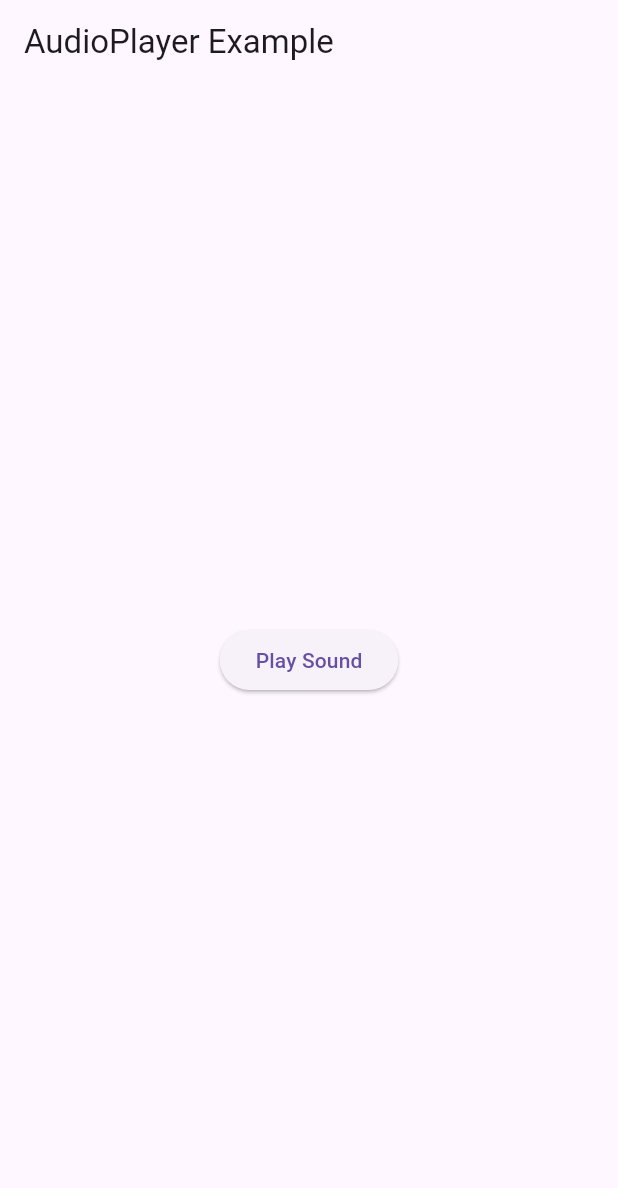
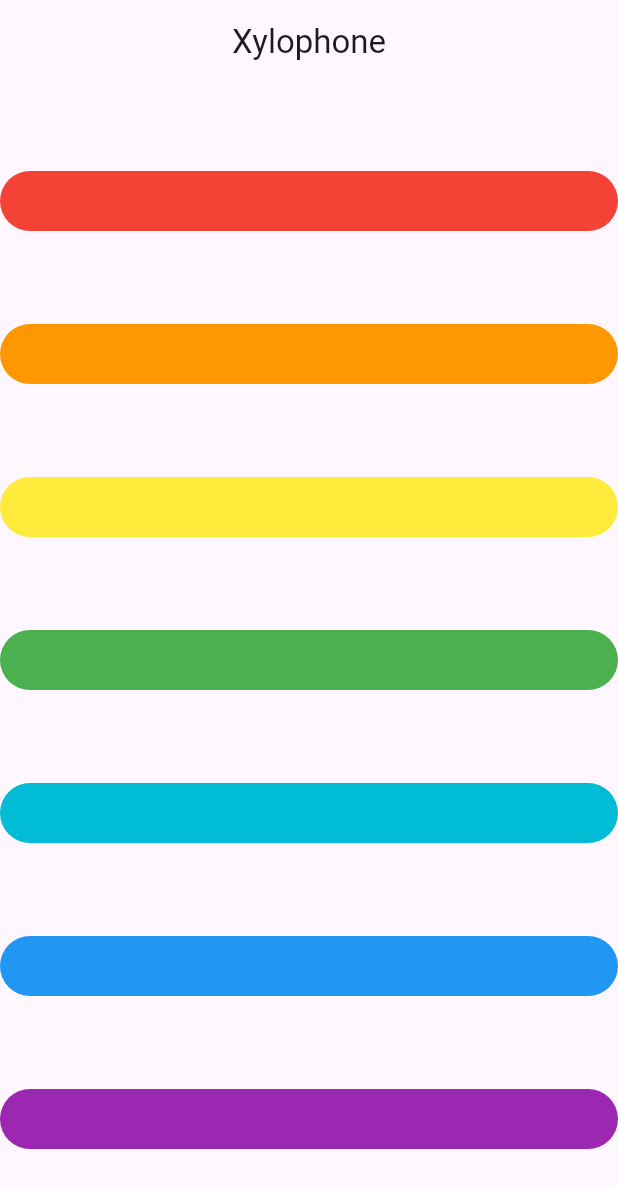
Before and after one commit to sergeyruppel/-xylophone, a Flutter app: the screen it shows after launch, on a phone screen of 412 x 824 dp. Shown: the top 1188 px of the screen. Run offline on Flutter 3.47's test engine with Material 3 defaults, Android fonts, the phone set to English and light mode, and no system bars; our stand-ins replace audioplayers.

Commit message:
Implement sounds

```diff
--- a/lib/main.dart
+++ b/lib/main.dart
@@ -1,71 +1,99 @@
-// import 'package:flutter/material.dart';
-// import 'package:audioplayers/audioplayers.dart';
-
-// void main() {
-//   runApp(const App());
-// }
-
-// class App extends StatefulWidget {
-//   const App({super.key});
-
-//   @override
-//   State<App> createState() => _AppState();
-// }
-
-// class _AppState extends State<App> {
-//   final player = AudioPlayer();
-
-//   @override
-//   Widget build(BuildContext context) {
-//     return MaterialApp(
-//       home: Scaffold(
-//         body: SafeArea(
-//           child: Center(
-//             child: TextButton(
-//               onPressed: () {
-//                 print('hi');
-//               },
-//               child: const Text('PLAY'),
-//             ),
-//           ),
-//         ),
-//       ),
-//     );
-//   }
-// }
-
 import 'package:flutter/material.dart';
 import 'package:audioplayers/audioplayers.dart';
 
 void main() {
-  runApp(MyApp());
+  runApp(const App());
 }
 
-class MyApp extends StatelessWidget {
-  MyApp({super.key});
+class App extends StatelessWidget {
+  const App({super.key});
 
   @override
   Widget build(BuildContext context) {
     return MaterialApp(
       home: Scaffold(
         appBar: AppBar(
-          title: const Text('AudioPlayer Example'),
+          centerTitle: true,
+          title: const Text('Xylophone'),
         ),
-        body: Center(
-          child: ElevatedButton(
-            onPressed: () {
-              playSound();
-            },
-            child: const Text("Play Sound"),
+        body: SafeArea(
+          child: Column(
+            mainAxisAlignment: MainAxisAlignment.spaceEvenly,
+            children: [
+              TextButton(
+                style: TextButton.styleFrom(
+                  backgroundColor: Colors.red,
+                ),
+                onPressed: () {
+                  final player = AudioPlayer();
+                  player.play(AssetSource('note1.wav'));
+                },
+                child: Container(),
+              ),
+              TextButton(
+                style: TextButton.styleFrom(
+                  backgroundColor: Colors.orange,
+                ),
+                onPressed: () {
+                  final player = AudioPlayer();
+                  player.play(AssetSource('note2.wav'));
+                },
+                child: Container(),
+              ),
+              TextButton(
+                style: TextButton.styleFrom(
+                  backgroundColor: Colors.yellow,
+                ),
+                onPressed: () {
+                  final player = AudioPlayer();
+                  player.play(AssetSource('note3.wav'));
+                },
+                child: Container(),
+              ),
+              TextButton(
+                style: TextButton.styleFrom(
+                  backgroundColor: Colors.green,
+                ),
+                onPressed: () {
+                  final player = AudioPlayer();
+                  player.play(AssetSource('note4.wav'));
+                },
+                child: Container(),
+              ),
+              TextButton(
+                style: TextButton.styleFrom(
+                  backgroundColor: Colors.cyan,
+                ),
+                onPressed: () {
+                  final player = AudioPlayer();
+                  player.play(AssetSource('note5.wav'));
+                },
+                child: Container(),
+              ),
+              TextButton(
+                style: TextButton.styleFrom(
+                  backgroundColor: Colors.blue,
+                ),
+                onPressed: () {
+                  final player = AudioPlayer();
+                  player.play(AssetSource('note6.wav'));
+                },
+                child: Container(),
+              ),
+              TextButton(
+                style: TextButton.styleFrom(
+                  backgroundColor: Colors.purple,
+                ),
+                onPressed: () {
+                  final player = AudioPlayer();
+                  player.play(AssetSource('note7.wav'));
+                },
+                child: Container(),
+              ),
+            ],
           ),
         ),
       ),
     );
   }
-
-  AudioPlayer audioPlayer = AudioPlayer();
-
-  Future<void> playSound() async {
-    await audioPlayer.play(AssetSource('assets/note1.wav'));
-  }
 }
```
